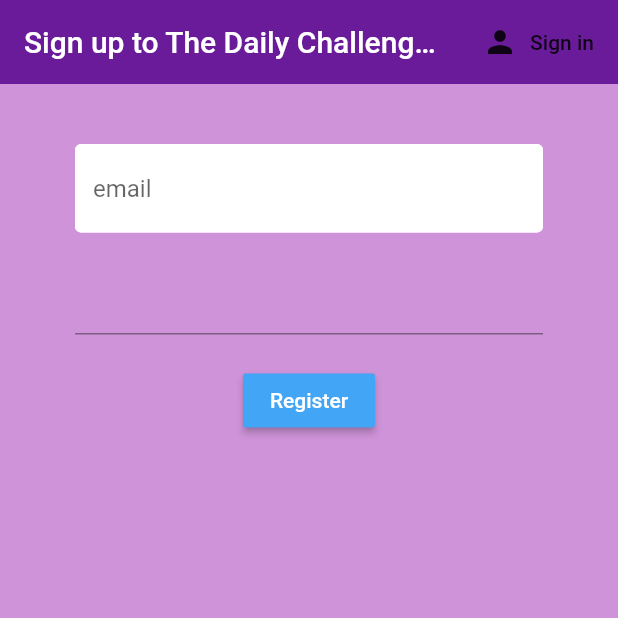
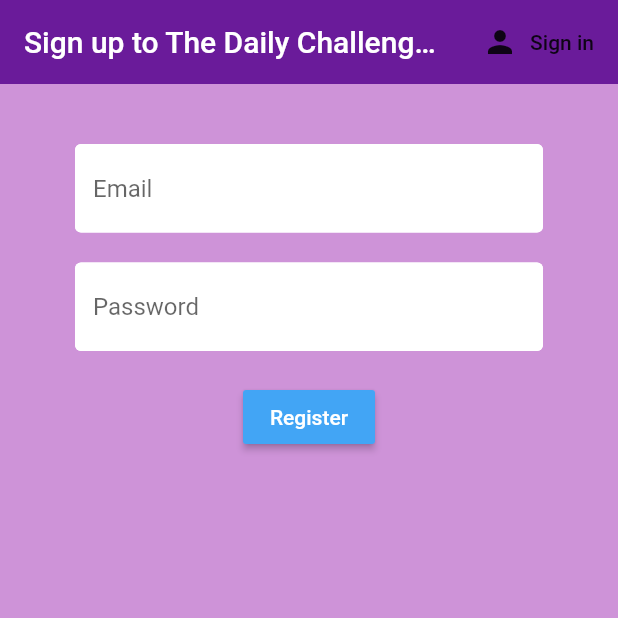
Before and after one commit to ArmeenF/Andriod-IOS-app-createAccount-login-forgotPassword-Flutter-Dart, a Flutter app: the screen it shows after launch, after a tap on "sign in", after a tap on "Register", on a phone screen of 412 x 824 dp, the top half of it. Run offline on Flutter 3.47's test engine with Material 2 defaults, Android fonts, the phone set to English and light mode, and no system bars; our stand-ins replace firebase_auth, flutter_spinkit; accounts and stored records are empty.

Commit message:
loading_widget

```diff
--- a/lib/screens/authenticate/register.dart
+++ b/lib/screens/authenticate/register.dart
@@ -1,8 +1,9 @@
 import 'package:flutter/material.dart';
 import 'package:thedailychallenge/services/auth.dart';
+import 'package:thedailychallenge/shared/constants.dart';
+import 'package:thedailychallenge/shared/loading.dart';
 
 class Register extends StatefulWidget {
-
   final Function toggleView;
   Register({this.toggleView});
 
@@ -11,19 +12,18 @@ class Register extends StatefulWidget {
 }
 
 class _registerState extends State<Register> {
-
   final AuthService _auth = AuthService();
   final _formKey = GlobalKey<FormState>();
+  bool loading = false;
 
   //text field state
   String email = '';
   String password = '';
   String error = '';
 
-
   @override
   Widget build(BuildContext context) {
-    return Scaffold(
+    return loading ? Loading() : Scaffold(
         backgroundColor: Colors.purple[200],
         appBar: AppBar(
           backgroundColor: Colors.purple[800],
@@ -33,47 +33,35 @@ class _registerState extends State<Register> {
             FlatButton.icon(
                 icon: Icon(Icons.person),
                 label: Text('Sign in'),
-            onPressed: ()
-            {
+                onPressed: () {
                   widget.toggleView();
-            }
-          )
+                })
           ],
         ),
         body: Container(
-        padding:EdgeInsets.symmetric(vertical: 20.0,horizontal: 50.0),
+          padding: EdgeInsets.symmetric(vertical: 20.0, horizontal: 50.0),
           child: Form(
             key: _formKey,
             child: Column(
               children: <Widget>[
                 SizedBox(height: 20.0),
                 TextFormField(
-                decoration: InputDecoration(
-                  hintText: 'email',
-                  fillColor: Colors.white,
-                  filled: true,
-                  enabledBorder: OutlineInputBorder(
-                    borderSide: BorderSide(color: Colors.white, width: 2.0)
-                  ),
-                  focusedBorder: OutlineInputBorder(
-                    borderSide: BorderSide(color: Colors.blue, width: 2.0)
-                    ),
-                ),
+                    decoration: textInputDecoration.copyWith(hintText: 'Email'),
                     validator: (val) => val.isEmpty ? 'Enter an email' : null,
-                onChanged: (val)
-                {
+                    onChanged: (val) {
                       setState(() => email = val);
-                }
-              ),
+                    }),
                 SizedBox(height: 20.0),
                 TextFormField(
+                    decoration:
+                        textInputDecoration.copyWith(hintText: 'Password'),
                     obscureText: true,
-                validator: (val) => val.length < 6 ? 'Enter a password 6+ chars long' : null,
-                onChanged: (val)
-                {
+                    validator: (val) => val.length < 6
+                        ? 'Enter a password 6+ chars long'
+                        : null,
+                    onChanged: (val) {
                       setState(() => password = val);
-                }
-              ),
+                    }),
                 SizedBox(height: 20.0),
                 RaisedButton(
                     color: Colors.blue[400],
@@ -81,19 +69,22 @@ class _registerState extends State<Register> {
                       'Register',
                       style: TextStyle(color: Colors.white),
                     ),
-                onPressed: () async
-                {
-                  if(_formKey.currentState.validate())
-                  {
-                    dynamic result = await _auth.registerWithEmailAndPassword(email, password);
-                    if(result == null)
-                    {
-                      setState(() => error = 'please supply a valid email');
+                    onPressed: () async {
+                      if (_formKey.currentState.validate()) {
+                        setState(() => loading = true);
+                        dynamic result = await _auth
+                            .registerWithEmailAndPassword(email, password);
+                        if (result == null) {
+                          setState(() {
+                            error = 'please supply a valid email';
+                            loading = false;
+                          });
                         }
                       }
-                }
+                    }),
+                SizedBox(
+                  height: 12.0,
                 ),
-              SizedBox(height: 12.0,),
                 Text(
                   error,
                   style: TextStyle(color: Colors.red, fontSize: 14.0),
@@ -101,7 +92,6 @@ class _registerState extends State<Register> {
               ],
             ),
           ),
-      )
-    );
+        ));
   }
 }
--- a/lib/screens/authenticate/sign_in.dart
+++ b/lib/screens/authenticate/sign_in.dart
@@ -1,20 +1,20 @@
 import 'package:flutter/material.dart';
 import 'package:thedailychallenge/services/auth.dart';
+import 'package:thedailychallenge/shared/constants.dart';
+import 'package:thedailychallenge/shared/loading.dart';
 
 class SignIn extends StatefulWidget {
-
   final Function toggleView;
   SignIn({this.toggleView});
-
 
   @override
   _SignInState createState() => _SignInState();
 }
 
 class _SignInState extends State<SignIn> {
-
   final AuthService _auth = AuthService();
   final _formKey = GlobalKey<FormState>();
+  bool loading = false;
 
   //text field state
   String email = '';
@@ -23,7 +23,7 @@ class _SignInState extends State<SignIn> {
 
   @override
   Widget build(BuildContext context) {
-    return Scaffold(
+    return loading ? Loading() : Scaffold(
         backgroundColor: Colors.purple[200],
         appBar: AppBar(
           backgroundColor: Colors.purple[800],
@@ -33,47 +33,35 @@ class _SignInState extends State<SignIn> {
             FlatButton.icon(
                 icon: Icon(Icons.person),
                 label: Text('Register'),
-            onPressed: ()
-            {
+                onPressed: () {
                   widget.toggleView();
-            }
-          )
+                })
           ],
         ),
         body: Container(
-        padding:EdgeInsets.symmetric(vertical: 20.0,horizontal: 50.0),
+          padding: EdgeInsets.symmetric(vertical: 20.0, horizontal: 50.0),
           child: Form(
             key: _formKey,
             child: Column(
               children: <Widget>[
                 SizedBox(height: 20.0),
                 TextFormField(
-                 decoration: InputDecoration(
-                  hintText: 'email',
-                  fillColor: Colors.white,
-                  filled: true,
-                  enabledBorder: OutlineInputBorder(
-                    borderSide: BorderSide(color: Colors.white, width: 2.0)
-                  ),
-                  focusedBorder: OutlineInputBorder(
-                    borderSide: BorderSide(color: Colors.blue, width: 2.0)
-                    ),
-                ),
+                    decoration: textInputDecoration.copyWith(hintText: 'Email'),
                     validator: (val) => val.isEmpty ? 'Enter an email' : null,
-                onChanged: (val)
-                {
+                    onChanged: (val) {
                       setState(() => email = val);
-                }
-              ),
+                    }),
                 SizedBox(height: 20.0),
                 TextFormField(
+                    decoration:
+                        textInputDecoration.copyWith(hintText: 'Password'),
                     obscureText: true,
-                validator: (val) => val.length < 6 ? 'Enter a password 6+ chars long' : null,
-                onChanged: (val)
-                {
+                    validator: (val) => val.length < 6
+                        ? 'Enter a password 6+ chars long'
+                        : null,
+                    onChanged: (val) {
                       setState(() => password = val);
-                }
-              ),
+                    }),
                 SizedBox(height: 20.0),
                 RaisedButton(
                     color: Colors.blue[400],
@@ -81,19 +69,22 @@ class _SignInState extends State<SignIn> {
                       'sign in',
                       style: TextStyle(color: Colors.white),
                     ),
-                onPressed: () async
-                {
-                  if(_formKey.currentState.validate())
-                  {
-                    dynamic result = await _auth.signInWithEmailAndPassword(email, password);
-                    if(result == null)
-                    {
-                      setState(() => error = 'COULD NOT SIGN IN WITH THOSE CREDENTIALS');
+                    onPressed: () async {
+                      if (_formKey.currentState.validate()) {
+                        setState(() => loading = true);
+                        dynamic result = await _auth.signInWithEmailAndPassword(
+                            email, password);
+                        if (result == null) {
+                          setState(() {
+                            error = 'COULD NOT SIGN IN WITH THOSE CREDENTIALS';
+                            loading = false;
+                          });
                         }
                       }
-                }
+                    }),
+                SizedBox(
+                  height: 12.0,
                 ),
-              SizedBox(height: 12.0,),
                 Text(
                   error,
                   style: TextStyle(color: Colors.red, fontSize: 14.0),
@@ -101,7 +92,6 @@ class _SignInState extends State<SignIn> {
               ],
             ),
           ),
-      )
-    );
+        ));
   }
 }
--- a/lib/shared/constants.dart
+++ b/lib/shared/constants.dart
@@ -1 +1,10 @@
 import 'package:flutter/material.dart';
+
+const textInputDecoration = InputDecoration(
+  fillColor: Colors.white,
+  filled: true,
+  enabledBorder: OutlineInputBorder(
+      borderSide: BorderSide(color: Colors.white, width: 2.0)),
+  focusedBorder: OutlineInputBorder(
+      borderSide: BorderSide(color: Colors.blue, width: 2.0)),
+);
--- a/pubspec.yaml
+++ b/pubspec.yaml
@@ -27,6 +27,7 @@ dependencies:
   cloud_firestore: ^0.13.5
   provider: ^3.1.0
   flutter_staggered_grid_view: ^0.2.5
+  flutter_spinkit: ^4.0.0
 
 dev_dependencies:
   flutter_test:
```
Also changed, not shown: lib/shared/loading.dart (added, +17 -0 lines), pubspec.lock. Lines whose indentation alone changed are shown as unchanged.
